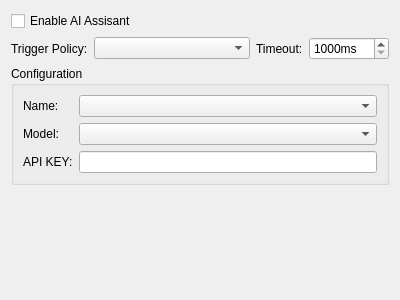
Old version of the form App/modules/options/ai_option_widget.ui in the repository fengzhu2007/anycode.
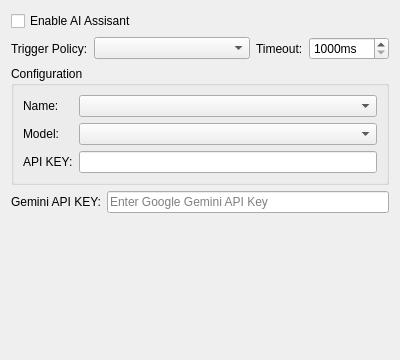
New version of the form.

Patch:
```diff
--- a/App/modules/options/ai_option_widget.ui
+++ b/App/modules/options/ai_option_widget.ui
@@ -7,7 +7,7 @@
     <x>0</x>
     <y>0</y>
     <width>400</width>
-    <height>300</height>
+    <height>360</height>
    </rect>
   </property>
   <property name="windowTitle">
@@ -111,6 +111,27 @@
      </layout>
     </widget>
    </item>
+   <item>
+    <layout class="QHBoxLayout" name="horizontalLayout_gemini">
+     <item>
+      <widget class="QLabel" name="label_gemini_key">
+       <property name="text">
+        <string>Gemini API KEY:</string>
+       </property>
+      </widget>
+     </item>
+     <item>
+      <widget class="QLineEdit" name="geminiApiKey">
+       <property name="echoMode">
+        <enum>QLineEdit::Password</enum>
+       </property>
+       <property name="placeholderText">
+        <string>Enter Google Gemini API Key</string>
+       </property>
+      </widget>
+     </item>
+    </layout>
+   </item>
    <item>
     <spacer name="verticalSpacer">
      <property name="orientation">
```
